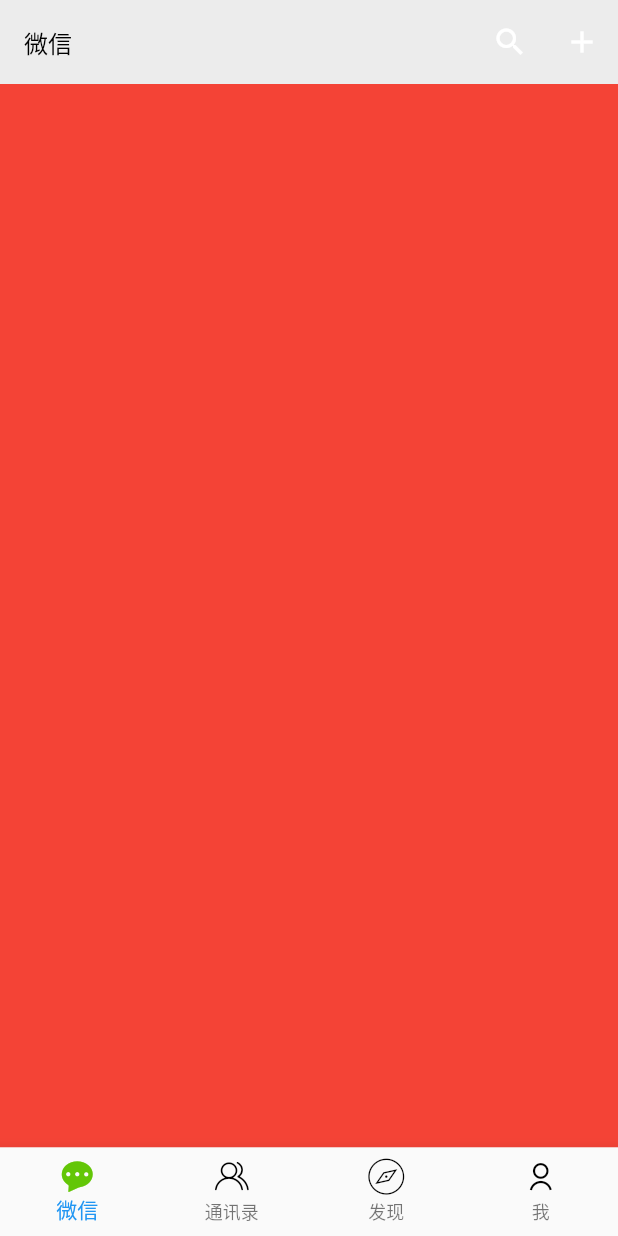
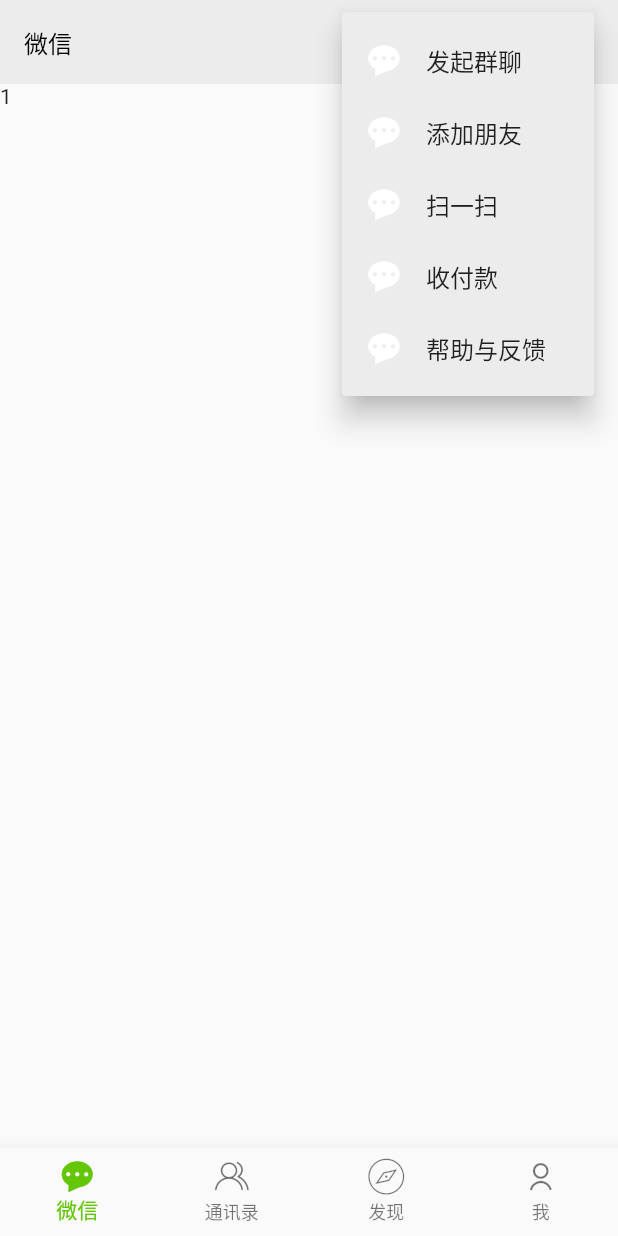
Before and after one commit to Panicy/WeChat, a Flutter app: the screen it shows after launch, after a tap on the "add" icon, on a phone screen of 412 x 824 dp. Run offline on Flutter 3.47's test engine with Material 2 defaults, Android fonts, the phone set to English and light mode, and no system bars.

```diff
--- /dev/null
+++ b/lib/Pages/PageList.dart
@@ -0,0 +1 @@
+import 'package:flutter/material.dart';
--- a/lib/home_screen.dart
+++ b/lib/home_screen.dart
@@ -1,24 +1,17 @@
 import 'package:flutter/material.dart';
 import 'contants.dart' show Constants,AppColors;
+import './Pages/PageList.dart';
 
 /*定义底部导航*/
 class NavigationIconView{
-  String _title;
-  IconData _icon;
-  IconData _activeIcon;
   BottomNavigationBarItem item;
-
   //构造器
   NavigationIconView({Key key,String title,IconData icon,IconData activeIcon}):
-    _title=title,
-    _icon=icon,
-    _activeIcon=activeIcon,
     item=new BottomNavigationBarItem(
-      icon:Icon(icon,color: Color(AppColors.TabIconNormal),),
-      activeIcon:Icon(activeIcon,color: Color(AppColors.TabIconActive),),
+      icon:Icon(icon,),
+      activeIcon:Icon(activeIcon,),
       title:Text(title,style: TextStyle(
         fontSize: 14.0,
-        color: Color(AppColors.TabIconNormal)
       ),),
       backgroundColor:Colors.white
     );
@@ -34,9 +27,28 @@ class HomeScreen extends StatefulWidget {
 }
 
 class _HomeScreenState extends State<HomeScreen> {
+
+  PageController _pageController; //定义PageController 可滑动部件
+  int _currentIndex=0;
+  List<Widget> _pages; //页面
   List<NavigationIconView> _navigationIconViews;
   void initState(){
       super.initState();
+      _pageController=PageController(initialPage: _currentIndex);
+      _pages=[
+        Container(
+          child: Text('1'),
+        ),
+        Container(
+          child: Text('2'),
+        ),
+        Container(
+          child: Text('3'),
+        ),
+        Container(
+          child: Text('4'),
+        ),
+      ];
       _navigationIconViews=[
         NavigationIconView(
           title: '微信',
@@ -88,13 +100,17 @@ class _HomeScreenState extends State<HomeScreen> {
   @override
   Widget build(BuildContext context) {
     final BottomNavigationBar botNavBar=BottomNavigationBar(
+      fixedColor: Color(AppColors.TabIconActive),//底部导航点击时的图标文字颜色
       items: _navigationIconViews.map((NavigationIconView view){
         return view.item;
       }).toList(),
-      currentIndex:0,
+      currentIndex:_currentIndex,
       type: BottomNavigationBarType.fixed,
       onTap: (int index){
-        print('666');
+        setState((){
+          _currentIndex=index;//点击底部导航切换
+          _pageController.animateToPage(_currentIndex,duration:Duration(milliseconds: 200),curve:Curves.easeOut );//滑动Body切换底部导航
+        });
       },
     );
     return Scaffold(
@@ -107,20 +123,76 @@ class _HomeScreenState extends State<HomeScreen> {
         )),
         actions: <Widget>[
           IconButton(
-            icon: Icon(Icons.search),
+            icon: Icon(Icons.search,color: Color(AppColors.AppBarTextColors),),
             onPressed: (){},
           ),
-          IconButton(
-            icon: Icon(Icons.add),
-            onPressed: (){
+          // IconButton(
+          //   icon: Icon(Icons.add,color: Color(AppColors.AppBarTextColors),),
+          //   onPressed: (){
+          //   },
+          // )
+          PopupMenuButton( //下拉选择框
+            itemBuilder: (BuildContext ctx){
+              return <PopupMenuItem<String>>[
+                PopupMenuItem(
+                  child: _buildPopupmenuIten(0xe60e,'发起群聊'),
+                  value:'fqql'
+                ),
+                PopupMenuItem(
+                  child: _buildPopupmenuIten(0xe60e,'添加朋友'),
+                  value:'添加朋友'
+                ),
+                PopupMenuItem(
+                  child: _buildPopupmenuIten(0xe60e,'扫一扫'),
+                  value:'扫一扫'
+                ),
+                PopupMenuItem(
+                  child: _buildPopupmenuIten(0xe60e,'收付款'),
+                  value:'收付款'
+                ),
+                PopupMenuItem(
+                  child: _buildPopupmenuIten(0xe60e,'帮助与反馈'),
+                  value:'帮助与反馈'
+                ),
+              ];
             },
-          )
+            icon: Icon(Icons.add,color: Color(AppColors.AppBarTextColors),),
+            onSelected: (String selected){
+              print(selected);
+            },
+          ),
+        Container(width: 16.0,),
+
         ],
       ),
-      body: Container(
-        color: Colors.red,
+      body: PageView.builder( //Pageview 可滑动
+        itemBuilder: (BuildContext context,int index){
+          return _pages[index]; //页面显示第几个
+        },
+        controller: _pageController,
+        itemCount: _pages.length, //页面个数
+        onPageChanged: (int index){//滑动时改变底部导航状态
+          setState(() {
+           _currentIndex=index;
+          });
+        },
       ),
       bottomNavigationBar: botNavBar,
     );
   }
 }
+
+
+// 点击加号弹出框
+_buildPopupmenuIten(int icon,String title){
+  return Row(
+    children: <Widget>[
+      Icon(IconData(
+        icon,
+        fontFamily:Constants.IconFontFamily
+      )),
+      Container(width: 16.0,),
+      Text(title)
+    ],
+  );
+}
--- a/lib/main.dart
+++ b/lib/main.dart
@@ -6,7 +6,8 @@ import 'contants.dart' show AppColors;
 void main()=>runApp(new MaterialApp(
   title: 'WeChat',
   theme: ThemeData.light().copyWith(
-    primaryColor: Color(AppColors.AppBarColor)
+    primaryColor: Color(AppColors.AppBarColor),
+    cardColor: Color(AppColors.AppBarColor)// 下拉菜单框背景颜色
   ),
   home: HomeScreen(),
 ));
```
Also changed, not shown: 17 other files.
